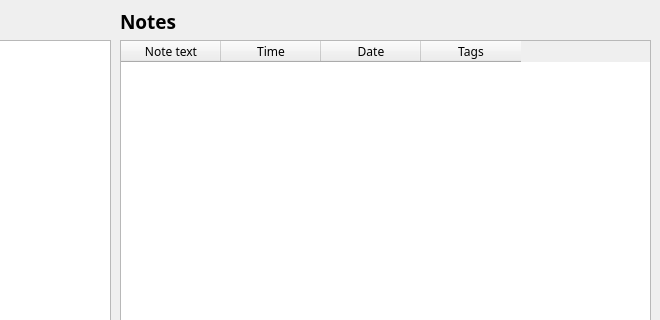
First picture: the form in Note-App/mainwindow.ui, repository knu-2-tochanenko/OOP, before the edit; both pictures show x 140 to 800 and y 0 to 320 of the 800 by 500 pixel window.
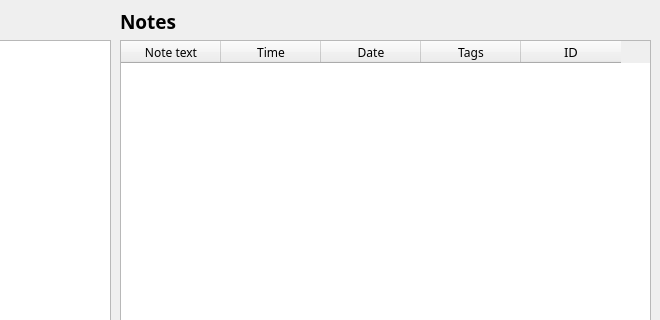
Second picture: the form after the edit.

```diff
--- a/Note-App/mainwindow.ui
+++ b/Note-App/mainwindow.ui
@@ -51,12 +51,20 @@
       <height>371</height>
      </rect>
     </property>
+    <property name="font">
+     <font>
+      <family>Century Gothic</family>
+     </font>
+    </property>
     <property name="gridStyle">
      <enum>Qt::DashLine</enum>
     </property>
     <property name="sortingEnabled">
      <bool>false</bool>
     </property>
+    <property name="wordWrap">
+     <bool>false</bool>
+    </property>
     <column>
      <property name="text">
       <string>Note text</string>
@@ -100,6 +108,17 @@
       </font>
      </property>
     </column>
+    <column>
+     <property name="text">
+      <string>ID</string>
+     </property>
+     <property name="font">
+      <font>
+       <family>Century Gothic</family>
+       <pointsize>10</pointsize>
+      </font>
+     </property>
+    </column>
    </widget>
    <widget class="QLabel" name="label_tags">
     <property name="geometry">
```
Left out of the diff: 5 changed lines with no effect on the pictures.
